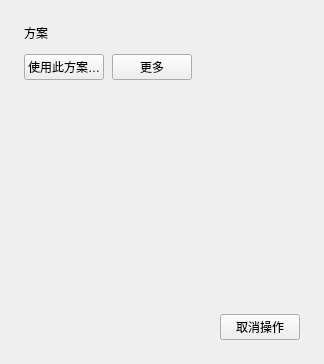
This is windows/mainwindow_child/homepage/pages/homepage_page_branches.ui in Zao-chen/ZcVersionBox as Qt 5 draws it before an edit. The edited form follows.
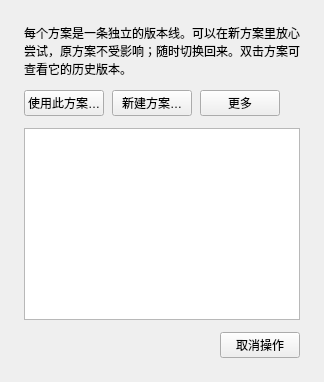
This is the edited form. The open tabs and pages were chosen to show the change.

Commit message:
refactor(ui): 删除方案详情页，查看单个方案改用历史页筛选
- 方案页签只保留方案列表；双击方案或点击关系图中的方案打开历史页并筛选为该方案
- 移除历史页的方案详情模式及“更早的 N 个版本”汇总节点（setBranchDetail、
  insertCommonAncestors 等），历史页筛选后显示该方案的完整历史
- 本地合并完成后返回方案列表；删除、改名后留在列表并刷新
- 测试改为在方案列表选择方案后操作；移除仅针对详情页的用例

Diff of the .ui file:
```diff
--- a/windows/mainwindow_child/homepage/pages/homepage_page_branches.ui
+++ b/windows/mainwindow_child/homepage/pages/homepage_page_branches.ui
@@ -2,24 +2,15 @@
 <ui version="4.0">
  <class>HomePageBranchesPage</class>
  <widget class="QWidget" name="HomePageBranchesPage">
-  <layout class="QVBoxLayout" name="layout" stretch="1,0">
+  <layout class="QVBoxLayout" name="layout" stretch="0,0,1,0">
    <property name="leftMargin"><number>24</number></property>
    <property name="topMargin"><number>24</number></property>
    <property name="rightMargin"><number>24</number></property>
    <property name="bottomMargin"><number>24</number></property>
    <property name="spacing"><number>12</number></property>
    <item>
-    <widget class="QStackedWidget" name="stack">
-     <widget class="QWidget" name="listPage">
-      <layout class="QVBoxLayout" name="listLayout" stretch="0,0,1">
-       <property name="leftMargin"><number>0</number></property>
-       <property name="topMargin"><number>0</number></property>
-       <property name="rightMargin"><number>0</number></property>
-       <property name="bottomMargin"><number>0</number></property>
-       <property name="spacing"><number>12</number></property>
-       <item>
         <widget class="QLabel" name="listHint">
-         <property name="text"><string>每个方案是一条独立的版本线。可以在新方案里放心尝试，原方案不受影响；随时切换回来。</string></property>
+     <property name="text"><string>每个方案是一条独立的版本线。可以在新方案里放心尝试，原方案不受影响；随时切换回来。双击方案可查看它的历史版本。</string></property>
          <property name="wordWrap"><bool>true</bool></property>
         </widget>
        </item>
@@ -36,44 +27,6 @@
         <widget class="QListView" name="branchList">
          <property name="accessibleName"><string>方案列表</string></property>
          <property name="editTriggers"><set>QAbstractItemView::NoEditTriggers</set></property>
-         <property name="uniformItemSizes"><bool>false</bool></property>
-        </widget>
-       </item>
-      </layout>
-     </widget>
-     <widget class="QWidget" name="detailPage">
-      <layout class="QVBoxLayout" name="detailLayout" stretch="0,0,1">
-       <property name="leftMargin"><number>0</number></property>
-       <property name="topMargin"><number>0</number></property>
-       <property name="rightMargin"><number>0</number></property>
-       <property name="bottomMargin"><number>0</number></property>
-       <property name="spacing"><number>12</number></property>
-       <item>
-        <widget class="QLabel" name="branchName">
-         <property name="text"><string>方案</string></property>
-        </widget>
-       </item>
-       <item>
-        <layout class="QHBoxLayout" name="actions">
-         <property name="spacing"><number>8</number></property>
-         <item><widget class="QPushButton" name="useBranch"><property name="text"><string>使用此方案…</string></property></widget></item>
-         <item><widget class="QPushButton" name="operations"><property name="text"><string>更多</string></property></widget></item>
-         <item><spacer name="actionSpace"><property name="orientation"><enum>Qt::Horizontal</enum></property><property name="sizeHint" stdset="0"><size><width>0</width><height>0</height></size></property></spacer></item>
-        </layout>
-       </item>
-       <item>
-        <widget class="QWidget" name="historyContainer">
-         <layout class="QVBoxLayout" name="historyLayout">
-          <property name="leftMargin"><number>0</number></property>
-          <property name="topMargin"><number>0</number></property>
-          <property name="rightMargin"><number>0</number></property>
-          <property name="bottomMargin"><number>0</number></property>
-          <property name="spacing"><number>0</number></property>
-         </layout>
-        </widget>
-       </item>
-      </layout>
-     </widget>
     </widget>
    </item>
    <item>
```
Lines whose indentation alone changed are shown as unchanged. The commit also changes 12 other files.
